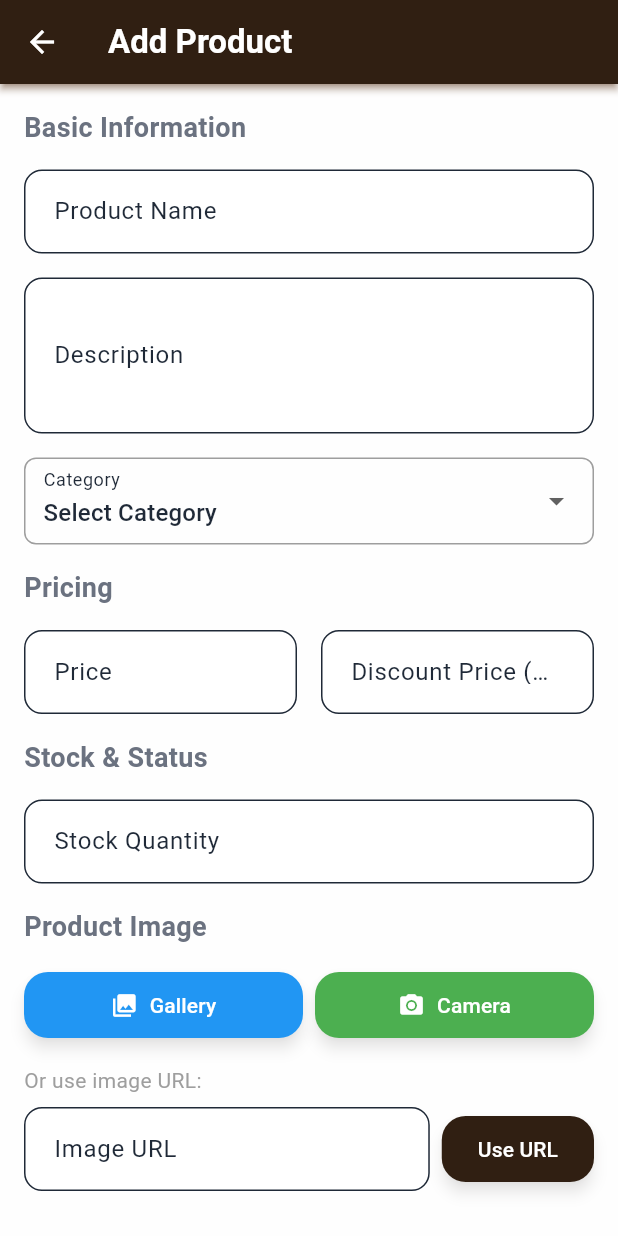
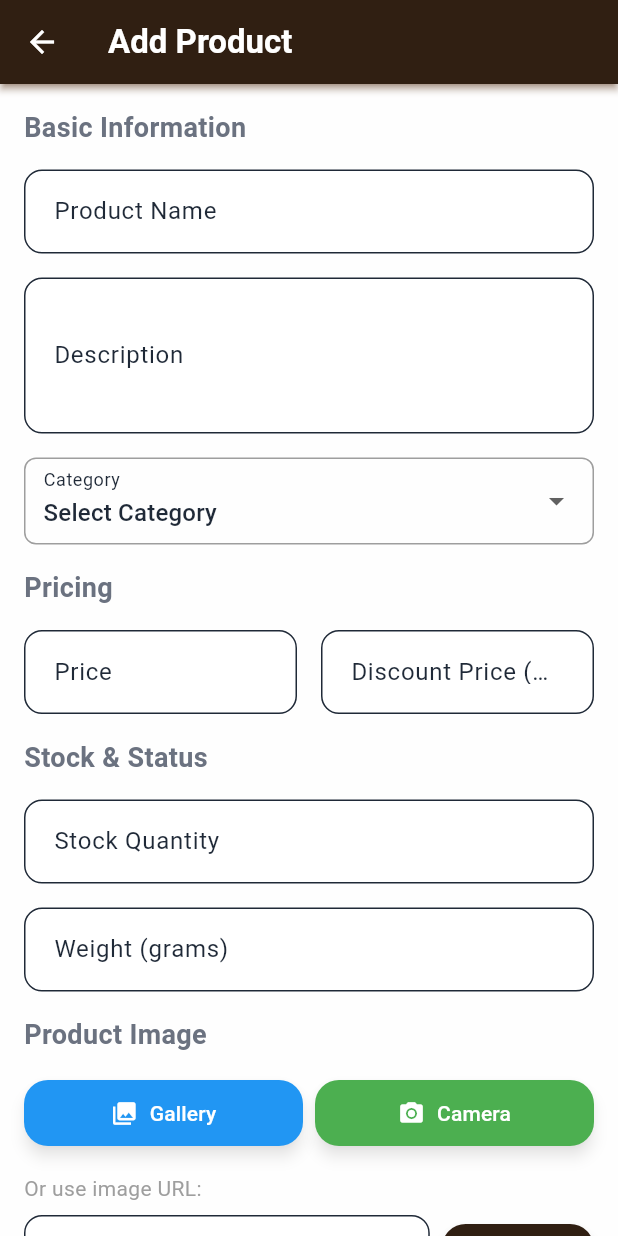
Before and after one commit to frostextreme11/DVEcommerceFLutterKilo, a Flutter app: the ProductFormScreen screen opened by its route, on a phone screen of 412 x 824 dp. Run offline on Flutter 3.47's test engine with Material 3 defaults, Android fonts, the phone set to English and light mode, and no system bars; our stand-ins replace cached_network_image, firebase_core, firebase_messaging, flutter_local_notifications, go_router, google_sign_in and 6 more; accounts and stored records are empty; network calls fail.

Commit message:
Add Product Weight
800 gram by default
add weight input on product form

```diff
--- a/lib/models/product.dart
+++ b/lib/models/product.dart
@@ -8,6 +8,7 @@ class Product {
   final String? imageUrl;
   final String? category;
   final int stockQuantity;
+  final int? weight;
   final bool isActive;
   final bool isFeatured;
   final bool isBestSeller;
@@ -24,12 +25,15 @@ class Product {
     this.imageUrl,
     this.category,
     required this.stockQuantity,
+    this.weight,
     required this.isActive,
     required this.isFeatured,
     required this.isBestSeller,
     required this.createdAt,
     required this.updatedAt,
   });
+
+  int get weightInGrams => weight ?? 800;
 
   double get currentPrice => discountPrice ?? price;
   bool get hasDiscount => discountPrice != null && discountPrice! < price;
@@ -41,11 +45,16 @@ class Product {
       name: json['name'],
       description: json['description'] ?? '',
       price: (json['price'] as num).toDouble(),
-      discountPrice: json['discount_price'] != null ? (json['discount_price'] as num).toDouble() : null,
-      discountPercentage: json['discount_percentage'] != null ? (json['discount_percentage'] as num).toDouble() : null,
+      discountPrice: json['discount_price'] != null
+          ? (json['discount_price'] as num).toDouble()
+          : null,
+      discountPercentage: json['discount_percentage'] != null
+          ? (json['discount_percentage'] as num).toDouble()
+          : null,
       imageUrl: json['image_url'],
       category: json['category'],
       stockQuantity: json['stock_quantity'] ?? 0,
+      weight: json['weight'] as int?,
       isActive: json['is_active'] ?? true,
       isFeatured: json['is_featured'] ?? false,
       isBestSeller: json['is_best_seller'] ?? false,
@@ -65,6 +74,7 @@ class Product {
       'image_url': imageUrl,
       'category': category,
       'stock_quantity': stockQuantity,
+      'weight': weight,
       'is_active': isActive,
       'is_featured': isFeatured,
       'is_best_seller': isBestSeller,
@@ -83,6 +93,7 @@ class Product {
     String? imageUrl,
     String? category,
     int? stockQuantity,
+    int? weight,
     bool? isActive,
     bool? isFeatured,
     bool? isBestSeller,
@@ -99,6 +110,7 @@ class Product {
       imageUrl: imageUrl ?? this.imageUrl,
       category: category ?? this.category,
       stockQuantity: stockQuantity ?? this.stockQuantity,
+      weight: weight ?? this.weight,
       isActive: isActive ?? this.isActive,
       isFeatured: isFeatured ?? this.isFeatured,
       isBestSeller: isBestSeller ?? this.isBestSeller,
--- a/lib/screens/admin/product_form_screen.dart
+++ b/lib/screens/admin/product_form_screen.dart
@@ -26,6 +26,7 @@ class _ProductFormScreenState extends State<ProductFormScreen> {
   final _priceController = TextEditingController();
   final _discountPriceController = TextEditingController();
   final _stockController = TextEditingController();
+  final _weightController = TextEditingController();
   final _imageUrlController = TextEditingController();
 
   String? _selectedCategory;
@@ -62,6 +63,7 @@ class _ProductFormScreenState extends State<ProductFormScreen> {
     _priceController.text = product.price.toString();
     _discountPriceController.text = product.discountPrice?.toString() ?? '';
     _stockController.text = product.stockQuantity.toString();
+    _weightController.text = product.weight?.toString() ?? '800';
     _imageUrlController.text = product.imageUrl ?? '';
     _currentImageUrl = product.imageUrl;
     _selectedCategory = product.category;
@@ -77,6 +79,7 @@ class _ProductFormScreenState extends State<ProductFormScreen> {
     _priceController.dispose();
     _discountPriceController.dispose();
     _stockController.dispose();
+    _weightController.dispose();
     _imageUrlController.dispose();
     super.dispose();
   }
@@ -267,6 +270,9 @@ class _ProductFormScreenState extends State<ProductFormScreen> {
             : null,
         category: _selectedCategory,
         stockQuantity: int.parse(_stockController.text),
+        weight: int.parse(
+          _weightController.text.isNotEmpty ? _weightController.text : '800',
+        ),
         isActive: _isActive,
         isFeatured: _isFeatured,
         isBestSeller: _isBestSeller,
@@ -482,6 +488,25 @@ class _ProductFormScreenState extends State<ProductFormScreen> {
                   final stock = int.tryParse(value!);
                   if (stock == null || stock < 0) {
                     return 'Invalid stock quantity';
+                  }
+                  return null;
+                },
+              ),
+
+              const SizedBox(height: 16),
+
+              CustomTextField(
+                controller: _weightController,
+                labelText: 'Weight (grams)',
+                hintText: '800',
+                keyboardType: TextInputType.number,
+                validator: (value) {
+                  if (value?.isEmpty ?? true) {
+                    return 'Weight is required';
+                  }
+                  final weight = int.tryParse(value!);
+                  if (weight == null || weight <= 0) {
+                    return 'Weight must be greater than 0';
                   }
                   return null;
                 },
```
Also changed, not shown: lib/screens/product/product_detail_screen.dart (+25 -0 lines), .kilocode/mcp.json (added), 1 other file.
